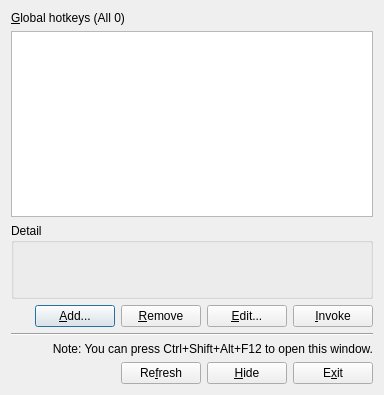
Above: maindialog.ui from Aoi-hosizora/GlobalHotkeyManager before the change. Below: the same form after it.
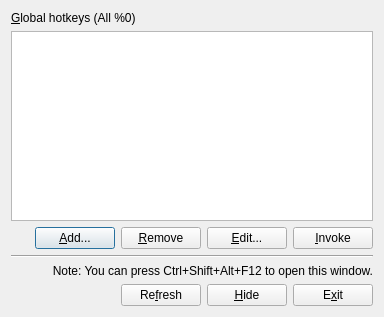
That is the form after the change.

What changed in the file:
```diff
--- a/maindialog.ui
+++ b/maindialog.ui
@@ -7,7 +7,7 @@
     <x>0</x>
     <y>0</y>
     <width>384</width>
-    <height>395</height>
+    <height>317</height>
    </rect>
   </property>
   <property name="minimumSize">
@@ -23,7 +23,7 @@
    <item>
     <widget class="QLabel" name="lblListTitle">
      <property name="text">
-      <string>&amp;Global hotkeys (All 0)</string>
+      <string>&amp;Global hotkeys (All %0)</string>
      </property>
      <property name="buddy">
       <cstring>lstHotkeys</cstring>
@@ -43,28 +43,6 @@
      </property>
     </widget>
    </item>
-   <item>
-    <widget class="QGroupBox" name="groupBox">
-     <property name="title">
-      <string>Detail</string>
-     </property>
-     <layout class="QVBoxLayout" name="verticalLayout">
-      <item>
-       <spacer name="verticalSpacer">
-        <property name="orientation">
-         <enum>Qt::Vertical</enum>
-        </property>
-        <property name="sizeHint" stdset="0">
-         <size>
-          <width>20</width>
-          <height>40</height>
-         </size>
-        </property>
-       </spacer>
-      </item>
-     </layout>
-    </widget>
-   </item>
    <item>
     <layout class="QHBoxLayout" name="horizontalLayout_4">
      <item>
```
